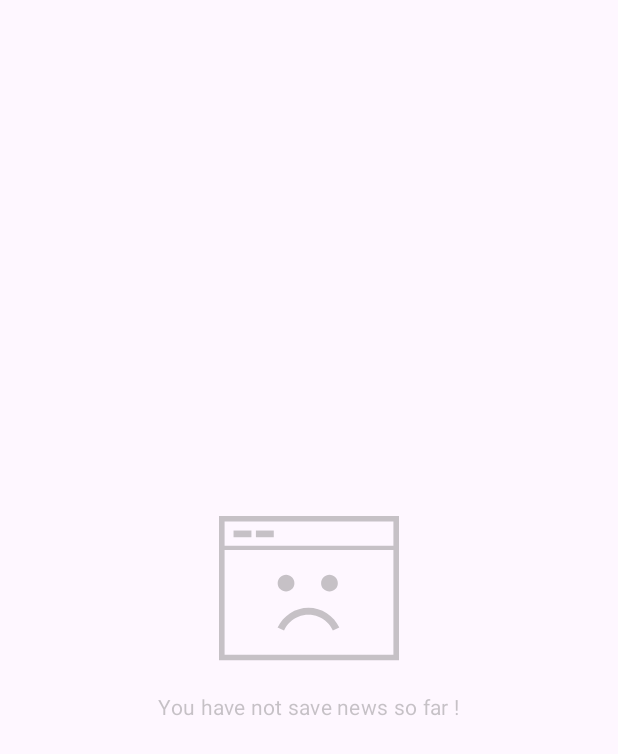
After one commit to Octopus-01/News-Pro, an Android app built with Jetpack Compose: the composable EmptyScreen shown on its own in the app's theme, on a phone screen of 412 x 824 dp. The commit adds this screen. Shown: the top 754 px of the screen. Run offline under Robolectric (Android 15) with nearby library versions, the phone set to English and light mode, and no system bars; our stand-ins replace Dagger/Hilt's generated code, accompanist, paging.

Commit message:
Seven commit get news successfully

```diff
--- a/app/src/main/AndroidManifest.xml
+++ b/app/src/main/AndroidManifest.xml
@@ -1,6 +1,7 @@
 <?xml version="1.0" encoding="utf-8"?>
 <manifest xmlns:android="http://schemas.android.com/apk/res/android"
     xmlns:tools="http://schemas.android.com/tools">
+    <uses-permission android:name="android.permission.INTERNET"/>
 
     <application
         android:name=".NewsApplication"
--- a/app/src/main/java/com/octelspace/newspro/presentation/common/ArticalCard.kt
+++ b/app/src/main/java/com/octelspace/newspro/presentation/common/ArticalCard.kt
@@ -17,6 +17,7 @@ import androidx.compose.runtime.Composable
 import androidx.compose.ui.Alignment
 import androidx.compose.ui.Modifier
 import androidx.compose.ui.draw.clip
+import androidx.compose.ui.layout.ContentScale
 import androidx.compose.ui.platform.LocalContext
 import androidx.compose.ui.res.colorResource
 import androidx.compose.ui.res.painterResource
@@ -43,7 +44,8 @@ fun ArticalCard(
                 .size(ArticalCardSize)
                 .clip(MaterialTheme.shapes.medium),
             model = ImageRequest.Builder(LocalContext.current).data(artical.urlToImage).build(),
-            contentDescription = null
+            contentDescription = null,
+            contentScale = ContentScale.Crop
         )
     Column(
         verticalArrangement = Arrangement.SpaceAround,
--- /dev/null
+++ b/app/src/main/java/com/octelspace/newspro/presentation/common/EmptyScreen.kt
@@ -0,0 +1,109 @@
+package com.octelspace.newspro.presentation.common
+
+import android.os.Message
+import androidx.compose.animation.core.animateFloatAsState
+import androidx.compose.animation.core.tween
+import androidx.compose.foundation.isSystemInDarkTheme
+import androidx.compose.foundation.layout.Arrangement
+import androidx.compose.foundation.layout.Column
+import androidx.compose.foundation.layout.fillMaxSize
+import androidx.compose.foundation.layout.padding
+import androidx.compose.foundation.layout.size
+import androidx.compose.material3.Icon
+import androidx.compose.material3.MaterialTheme
+import androidx.compose.material3.Text
+import androidx.compose.runtime.Composable
+import androidx.compose.runtime.LaunchedEffect
+import androidx.compose.runtime.getValue
+import androidx.compose.runtime.mutableStateOf
+import androidx.compose.runtime.remember
+import androidx.compose.runtime.setValue
+import androidx.compose.ui.Alignment
+import androidx.compose.ui.Modifier
+import androidx.compose.ui.draw.alpha
+import androidx.compose.ui.graphics.Color.Companion.DarkGray
+import androidx.compose.ui.graphics.Color.Companion.LightGray
+import androidx.compose.ui.res.painterResource
+import androidx.compose.ui.unit.dp
+import androidx.paging.LoadState
+import com.octelspace.newspro.R
+import java.net.ConnectException
+import java.net.SocketTimeoutException
+
+@Composable
+fun EmptyScreen(error : LoadState.Error? = null){
+    var message by remember {
+        mutableStateOf(parseErrorMessage(error = error))
+    }
+
+    var icon by remember {
+        mutableStateOf(R.drawable.ic_network_error)
+    }
+
+    if (error == null){
+        message = "You have not save news so far !"
+        icon = R.drawable.ic_network_error
+    }
+
+    var startAnimation by remember {
+        mutableStateOf(false)
+    }
+
+    val alphaAnimation by animateFloatAsState(
+        targetValue = if(startAnimation) 0.3f else 0f,
+        animationSpec = tween(durationMillis = 1000)
+    )
+
+    LaunchedEffect(key1 = true) {
+        startAnimation = true
+    }
+
+    EmptyContent(alphaanim = alphaAnimation, message = message, iconid = icon)
+
+}
+
+@Composable
+fun EmptyContent(alphaanim : Float, message: String, iconid: Int){
+    Column(
+        modifier = Modifier
+            .fillMaxSize(),
+        horizontalAlignment = Alignment.CenterHorizontally,
+        verticalArrangement = Arrangement.Center
+    ) {
+        Icon(
+            painter = painterResource(id = iconid),
+            contentDescription = null,
+            tint = if(isSystemInDarkTheme()) LightGray else DarkGray,
+            modifier = Modifier
+                .size(120.dp)
+                .alpha(alphaanim)
+        )
+
+        Text(
+            modifier = Modifier
+                .padding(10.dp)
+                .alpha(alphaanim),
+            text = message,
+            style = MaterialTheme.typography.bodyMedium,
+            color = if(isSystemInDarkTheme()) LightGray else DarkGray
+        )
+    }
+}
+
+
+
+fun parseErrorMessage(error: LoadState.Error?): String {
+    return when (error?.error) {
+        is SocketTimeoutException ->{
+            "Server is not responding"
+        }
+
+        is ConnectException -> {
+            "Internet is not available"
+        }
+
+        else ->{
+            "Unknown Error"
+        }
+    }
+}
--- a/app/src/main/java/com/octelspace/newspro/presentation/onboarding/Dimention.kt
+++ b/app/src/main/java/com/octelspace/newspro/presentation/onboarding/Dimention.kt
@@ -15,4 +15,6 @@ object Dimention {
     val ExtraSmallPadding = 3.dp
     val ExtraSmallPadding2 = 6.dp
     val SmallIconSize = 11.dp
+    val IconSize = 20.dp
+
 }
```
Also changed, not shown: app/src/main/java/com/octelspace/newspro/presentation/common/ArticalList.kt (added, +79 -0 lines), app/src/main/java/com/octelspace/newspro/presentation/common/SearchBar.kt (added, +97 -0 lines), app/src/main/java/com/octelspace/newspro/presentation/home/HomeScreen.kt (added, +93 -0 lines), app/src/main/java/com/octelspace/newspro/presentation/navgraph/NavGraph.kt (+10 -1 lines).
